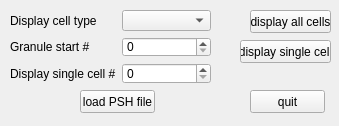
Qt form PSHViewer/includes/mainw.ui (wenkeli/Cerebellum_simulation) before a commit.
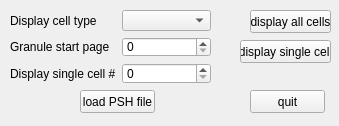
The same form after that commit.

```diff
--- a/PSHViewer/includes/mainw.ui
+++ b/PSHViewer/includes/mainw.ui
@@ -75,7 +75,7 @@
      <item row="1" column="0" >
       <widget class="QLabel" name="label" >
        <property name="text" >
-        <string>Granule start #</string>
+        <string>Granule start page</string>
        </property>
       </widget>
      </item>
```
